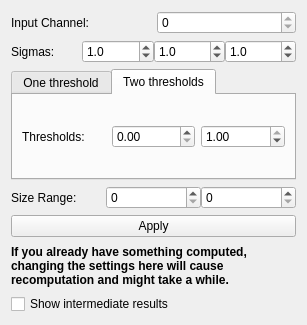
ilastik/ilastik, file ilastik/applets/graphCutSegmentation/drawer.ui: the form before one commit.
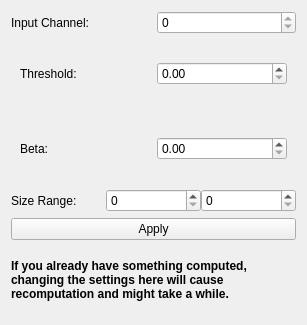
The form after the commit.

```diff
--- a/ilastik/applets/graphCutSegmentation/drawer.ui
+++ b/ilastik/applets/graphCutSegmentation/drawer.ui
@@ -39,111 +39,9 @@
     </layout>
    </item>
    <item>
-    <layout class="QHBoxLayout" name="horizontalLayout_2">
-     <property name="spacing">
-      <number>0</number>
-     </property>
-     <item>
-      <widget class="QLabel" name="blockLabel">
-       <property name="sizePolicy">
-        <sizepolicy hsizetype="Preferred" vsizetype="Preferred">
-         <horstretch>0</horstretch>
-         <verstretch>0</verstretch>
-        </sizepolicy>
-       </property>
-       <property name="toolTip">
-        <string>&lt;html&gt;&lt;head/&gt;&lt;body&gt;&lt;p&gt;Smooth the input data with a Gaussian with user-defined sigma values for x, y and z. Anisotropic smoothing is allowed, i.e. sigmas can all be different. Look at &lt;span style=&quot; font-weight:600;&quot;&gt;&amp;quot;Smoothed input&amp;quot;&lt;/span&gt; layer for the results (first check the &amp;quot;Show intermediate results&amp;quot; checkbox).&lt;/p&gt;&lt;/body&gt;&lt;/html&gt;</string>
-       </property>
-       <property name="text">
-        <string>Sigmas:</string>
-       </property>
-      </widget>
-     </item>
-     <item>
-      <widget class="QDoubleSpinBox" name="sigmaSpinBox_X">
-       <property name="toolTip">
-        <string>Smoothing sigma: X dimension</string>
-       </property>
-       <property name="decimals">
-        <number>1</number>
-       </property>
-       <property name="minimum">
-        <double>0.000000000000000</double>
-       </property>
-       <property name="maximum">
-        <double>100.000000000000000</double>
-       </property>
-       <property name="singleStep">
-        <double>0.100000000000000</double>
-       </property>
-       <property name="value">
-        <double>1.000000000000000</double>
-       </property>
-      </widget>
-     </item>
-     <item>
-      <widget class="QDoubleSpinBox" name="sigmaSpinBox_Y">
-       <property name="toolTip">
-        <string>Smoothing sigma: Y dimension</string>
-       </property>
-       <property name="decimals">
-        <number>1</number>
-       </property>
-       <property name="minimum">
-        <double>0.000000000000000</double>
-       </property>
-       <property name="maximum">
-        <double>100.000000000000000</double>
-       </property>
-       <property name="singleStep">
-        <double>0.100000000000000</double>
-       </property>
-       <property name="value">
-        <double>1.000000000000000</double>
-       </property>
-      </widget>
-     </item>
-     <item>
-      <widget class="QDoubleSpinBox" name="sigmaSpinBox_Z">
-       <property name="toolTip">
-        <string>Smoothing sigma: Z dimension</string>
-       </property>
-       <property name="decimals">
-        <number>1</number>
-       </property>
-       <property name="minimum">
-        <double>0.000000000000000</double>
-       </property>
-       <property name="maximum">
-        <double>100.000000000000000</double>
-       </property>
-       <property name="singleStep">
-        <double>0.100000000000000</double>
-       </property>
-       <property name="value">
-        <double>1.000000000000000</double>
-       </property>
-      </widget>
-     </item>
-    </layout>
-   </item>
-   <item>
-    <widget class="QTabWidget" name="tabWidget">
-     <property name="maximumSize">
-      <size>
-       <width>16777215</width>
-       <height>111</height>
-      </size>
-     </property>
-     <property name="toolTip">
-      <string extracomment="Simple (one threshold) or Advanced(two threshold)">&lt;html&gt;&lt;head/&gt;&lt;body&gt;&lt;p&gt;&lt;span style=&quot; font-weight:600;&quot;&gt;One threshold&lt;/span&gt;: discard all pixel lower than threshold value.&lt;/p&gt;&lt;p&gt;&lt;span style=&quot; font-weight:600;&quot;&gt;Two thresholds&lt;/span&gt;: hysteresis thresholding. High threshold serves for detection, low threshold for segmentation. First the high threshold is applied and all pixels lower than the high threshold are discarded. Size filtering is performed on the objects (connected components). For the remaining objects, pixel value threshold is relaxed to the low threshold value. &lt;/p&gt;&lt;/body&gt;&lt;/html&gt;</string>
-     </property>
-     <property name="currentIndex">
-      <number>1</number>
-     </property>
-     <widget class="QWidget" name="tab_1">
+    <widget class="QWidget" name="threshold">
       <attribute name="title">
-       <string>One threshold</string>
+      <string>Threshold</string>
       </attribute>
       <layout class="QHBoxLayout" name="horizontalLayout_4">
        <item>
@@ -172,22 +70,24 @@
        </item>
       </layout>
      </widget>
-     <widget class="QWidget" name="tab_2">
+   </item>
+   <item>
+    <widget class="QWidget" name="beta">
       <attribute name="title">
-       <string>Two thresholds</string>
-      </attribute>
-      <layout class="QHBoxLayout" name="horizontalLayout">
+      <string>Threshold</string>
+     </attribute>
+     <layout class="QHBoxLayout" name="horizontalLayout_4">
        <item>
-        <layout class="QHBoxLayout" name="horizontalLayout_6">
+       <layout class="QHBoxLayout" name="horizontalLayout_7">
          <item>
-          <widget class="QLabel" name="label_5">
+         <widget class="QLabel" name="label_6">
            <property name="text">
-            <string>Thresholds:</string>
+           <string>Beta:</string>
            </property>
           </widget>
          </item>
          <item>
-          <widget class="QDoubleSpinBox" name="lowThresholdSpinBox">
+         <widget class="QDoubleSpinBox" name="betaSpinBox">
            <property name="toolTip">
             <string>&lt;html&gt;&lt;head/&gt;&lt;body&gt;&lt;p&gt;Low threshold value. Look at &amp;quot;&lt;span style=&quot; font-weight:600;&quot;&gt;After low threshold&lt;/span&gt;&amp;quot; layer for the result of changing this setting (check the &amp;quot;Show intermediate results&amp;quot; checkbox to see it).&lt;/p&gt;&lt;/body&gt;&lt;/html&gt;</string>
            </property>
@@ -199,26 +99,9 @@
            </property>
           </widget>
          </item>
-         <item>
-          <widget class="QDoubleSpinBox" name="highThresholdSpinBox">
-           <property name="toolTip">
-            <string>&lt;html&gt;&lt;head/&gt;&lt;body&gt;&lt;p&gt;High threshold value. Look at the &lt;span style=&quot; font-weight:600;&quot;&gt;&amp;quot;After high threshold&amp;quot;&lt;/span&gt; layer for the results of changing this setting (check the &amp;quot;Show intermediate results&amp;quot; checkbox to see it). &lt;/p&gt;&lt;/body&gt;&lt;/html&gt;</string>
-           </property>
-           <property name="maximum">
-            <double>1.000000000000000</double>
-           </property>
-           <property name="singleStep">
-            <double>0.010000000000000</double>
-           </property>
-           <property name="value">
-            <double>1.000000000000000</double>
-           </property>
-          </widget>
-         </item>
         </layout>
        </item>
       </layout>
-     </widget>
     </widget>
    </item>
    <item>
@@ -286,16 +169,6 @@
      </property>
     </widget>
    </item>
-   <item>
-    <widget class="QCheckBox" name="showDebugCheckbox">
-     <property name="toolTip">
-      <string>&lt;html&gt;&lt;head/&gt;&lt;body&gt;&lt;p&gt;Show intermediate computation results, such as the segmented objects after thresholding, but before size filter.&lt;/p&gt;&lt;/body&gt;&lt;/html&gt;</string>
-     </property>
-     <property name="text">
-      <string>Show intermediate results</string>
-     </property>
-    </widget>
-   </item>
   </layout>
   <zorder>tabWidget</zorder>
   <zorder></zorder>
```
Left out of the diff: 9 changed lines with no effect on the pictures. Lines whose indentation alone changed are shown as unchanged.
